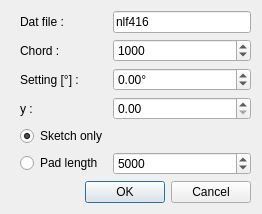
Qt form resources/adrFoil.ui (CLGH/Ader) before a commit.
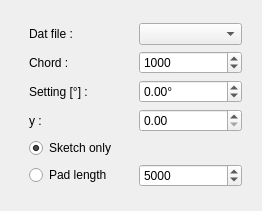
The same form after that commit.

Diff of the .ui file:
```diff
--- a/resources/adrFoil.ui
+++ b/resources/adrFoil.ui
@@ -10,7 +10,7 @@
     <x>0</x>
     <y>0</y>
     <width>262</width>
-    <height>209</height>
+    <height>211</height>
    </rect>
   </property>
   <property name="windowTitle">
@@ -18,6 +18,7 @@
   </property>
   <layout class="QVBoxLayout" name="verticalLayout_2">
    <item>
+    <widget class="QFrame" name="frame">
     <layout class="QGridLayout" name="gridLayout_2">
      <item row="0" column="0">
       <layout class="QGridLayout" name="gridLayout">
@@ -128,30 +129,11 @@
         </widget>
        </item>
        <item row="0" column="1">
-        <widget class="QLineEdit" name="eDat">
-         <property name="text">
-          <string>nlf416</string>
-         </property>
-        </widget>
+         <widget class="QComboBox" name="cbDat"/>
        </item>
       </layout>
      </item>
     </layout>
-   </item>
-   <item>
-    <widget class="QDialogButtonBox" name="bbButtons">
-     <property name="autoFillBackground">
-      <bool>false</bool>
-     </property>
-     <property name="locale">
-      <locale language="English" country="UnitedStates"/>
-     </property>
-     <property name="standardButtons">
-      <set>QDialogButtonBox::Cancel|QDialogButtonBox::Ok</set>
-     </property>
-     <property name="centerButtons">
-      <bool>false</bool>
-     </property>
     </widget>
    </item>
   </layout>
```
Left out of the diff: 35 changed lines with no effect on the pictures. Lines whose indentation alone changed are shown as unchanged.
